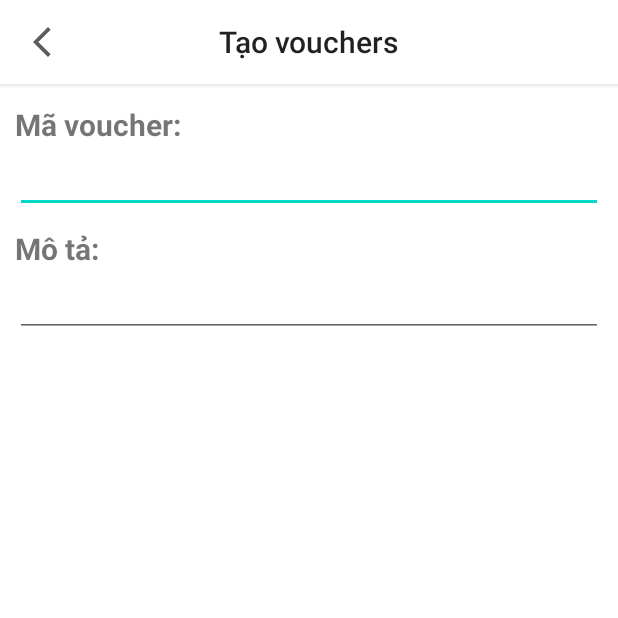
After one commit to hungmai2411/UitTripPartner, an Android app: the AddVoucherActivity screen opened directly, with no data from a screen before it, on a phone screen of 412 x 824 dp, the top half of it. The commit adds this screen. Run offline under Robolectric (Android 15) with nearby library versions, the phone set to English and light mode, and no system bars.

```diff
--- /dev/null
+++ b/app/src/main/java/com/uittrippartner/activities/AddVoucherActivity.java
@@ -0,0 +1,16 @@
+package com.uittrippartner.activities;
+
+import androidx.appcompat.app.AppCompatActivity;
+
+import android.os.Bundle;
+
+import com.uittrippartner.R;
+
+public class AddVoucherActivity extends AppCompatActivity {
+
+    @Override
+    protected void onCreate(Bundle savedInstanceState) {
+        super.onCreate(savedInstanceState);
+        setContentView(R.layout.activity_add_voucher);
+    }
+}
--- /dev/null
+++ b/app/src/main/res/layout/activity_add_voucher.xml
@@ -0,0 +1,67 @@
+<?xml version="1.0" encoding="utf-8"?>
+<LinearLayout xmlns:android="http://schemas.android.com/apk/res/android"
+    xmlns:app="http://schemas.android.com/apk/res-auto"
+    xmlns:tools="http://schemas.android.com/tools"
+    android:layout_width="match_parent"
+    android:layout_height="match_parent"
+    android:orientation="vertical"
+    tools:context=".activities.AddVoucherActivity">
+
+    <androidx.appcompat.widget.Toolbar
+        android:id="@+id/toolbar"
+        android:layout_width="match_parent"
+        android:layout_height="?attr/actionBarSize"
+        app:navigationIcon="@drawable/ic_action_back">
+
+        <TextView
+            android:id="@+id/txtTitle"
+            style="@style/TextAppearance.Widget.AppCompat.Toolbar.Title"
+            android:layout_width="wrap_content"
+            android:layout_height="wrap_content"
+            android:layout_gravity="center_horizontal"
+            android:text="Tạo vouchers" />
+
+    </androidx.appcompat.widget.Toolbar>
+
+    <View
+        android:id="@+id/toolbar_shadow"
+        android:layout_width="match_parent"
+        android:layout_height="3dp"
+        android:background="@drawable/toolbar_dropshadow" />
+
+    <LinearLayout
+        android:layout_width="match_parent"
+        android:layout_height="wrap_content"
+        android:orientation="vertical"
+        android:paddingHorizontal="10dp">
+        <TextView
+            android:layout_width="wrap_content"
+            android:layout_height="wrap_content"
+            android:layout_marginTop="10dp"
+            android:text="Mã voucher:"
+            android:textSize="20sp"
+            android:textStyle="bold" />
+
+        <androidx.appcompat.widget.AppCompatEditText
+            android:id="@+id/edtCodeVoucher"
+            android:layout_width="match_parent"
+            android:layout_height="wrap_content" />
+
+        <TextView
+            android:layout_width="wrap_content"
+            android:layout_height="wrap_content"
+            android:layout_marginTop="10dp"
+            android:text="Mô tả:"
+            android:textSize="20sp"
+            android:textStyle="bold" />
+
+        <androidx.appcompat.widget.AppCompatEditText
+            android:id="@+id/edtDescription"
+            android:layout_width="match_parent"
+            android:layout_height="wrap_content" />
+
+
+
+    </LinearLayout>
+
+</LinearLayout>
```
Also changed, not shown: app/src/main/AndroidManifest.xml (+11 -8 lines), app/src/main/java/com/uittrippartner/activities/MainAdminActivity.java (+8 -0 lines), app/src/main/java/com/uittrippartner/fragments/BannerFragment.java (added, +41 -0 lines), app/src/main/java/com/uittrippartner/fragments/VoucherFragment.java (added, +75 -0 lines), app/src/main/res/layout/fragment_banner.xml (added, +32 -0 lines), app/src/main/res/layout/fragment_voucher.xml (added, +33 -0 lines), app/src/main/res/menu/bottom_navigation_menu_admin.xml (+12 -0 lines), app/src/main/res/menu/menu_voucher.xml (added, +8 -0 lines), app/src/main/res/drawable/advertisement.png (added), app/src/main/res/drawable/coupon.png (added).
